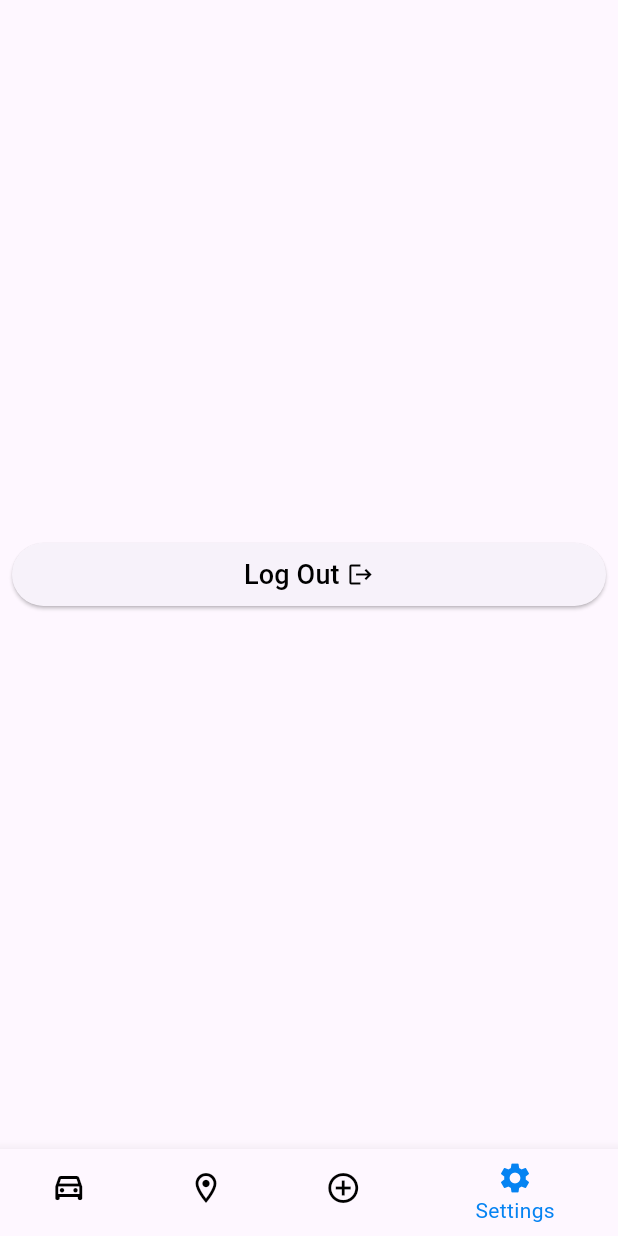
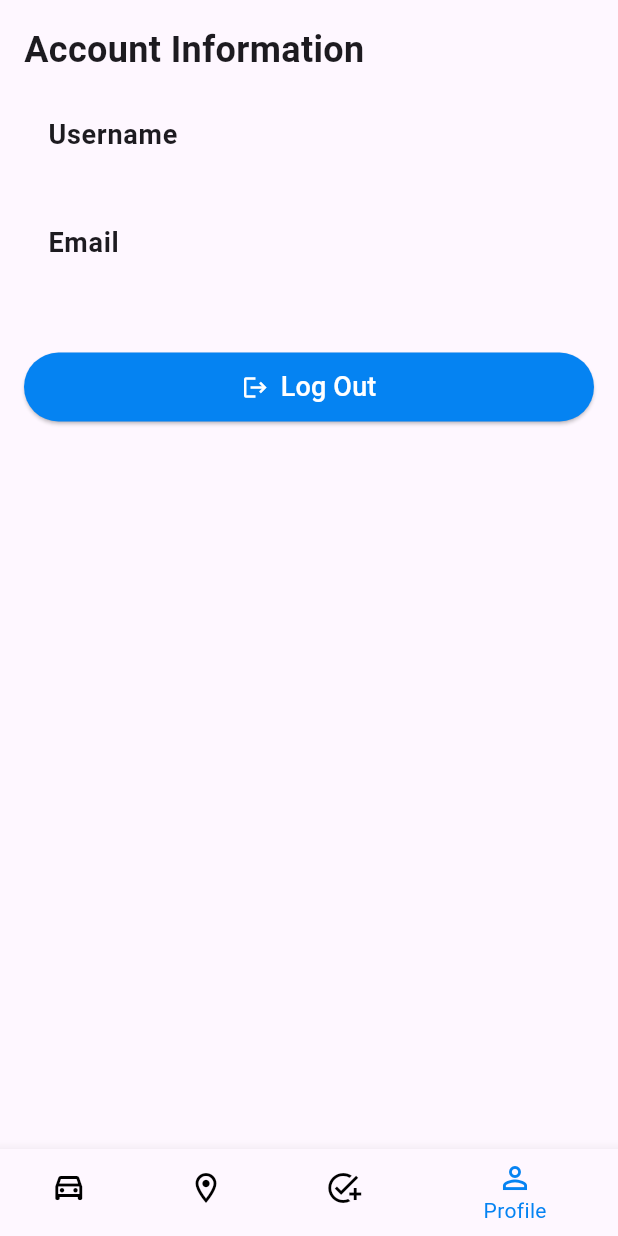
Before and after one commit to MohamedAly002/sleepy-detection, a Flutter app: the screen it shows once a user with an empty profile is signed in, item 4 of the bottom bar chosen, on a phone screen of 412 x 824 dp. Run offline on Flutter 3.47's test engine with Material 3 defaults, Android fonts, the phone set to English and light mode, and no system bars; our stand-ins replace camera, cloud_firestore, email_validator, firebase_auth, firebase_core, flutter_slidable and 5 more; missing offline and left inert: flutter_calendar_week, flutter_polyline_points, flutter_ringtone_player, tflite_v2; accounts and stored records are empty.

```diff
--- a/lib/Widgets/Home/home_screen.dart
+++ b/lib/Widgets/Home/home_screen.dart
@@ -1,6 +1,6 @@
 import 'package:driver_drowsiness_alert/Widgets/Drowsiness_Detection/drowsiness_detection.dart';
 import 'package:driver_drowsiness_alert/Widgets/Map/Location_Map.dart';
-import 'package:driver_drowsiness_alert/Widgets/Settings/settings.dart';
+import 'package:driver_drowsiness_alert/Widgets/Profile/profile_screen.dart';
 import 'package:driver_drowsiness_alert/Widgets/ToDo/todo_screen.dart';
 import 'package:flutter/material.dart';
 
@@ -28,12 +28,12 @@ class _HomeScreenState extends State<HomeScreen> {
               label: 'location',
             ),
             BottomNavigationBarItem(
-              icon: Icon(Icons.add_circle_outline),
-              label: 'Task',
+              icon: Icon(Icons.add_task_outlined),
+              label: 'ToDo',
             ),
             BottomNavigationBarItem(
-              icon: Icon(Icons.settings),
-              label: 'Settings',
+              icon: Icon(Icons.person_outline),
+              label: 'Profile',
             ),
           ],
           currentIndex: selected_index,
@@ -51,6 +51,6 @@ class _HomeScreenState extends State<HomeScreen> {
       ),
     );
   }
-  List<Widget>Tabs=[DrowsinessDetection(),LocationMap(),ToDoScreen(),Settings()];
+  List<Widget>Tabs=[DrowsinessDetection(),LocationMap(),ToDoScreen(),ProfileScreen()];
 
 }
--- /dev/null
+++ b/lib/Widgets/Profile/profile_screen.dart
@@ -0,0 +1,111 @@
+import 'package:cloud_firestore/cloud_firestore.dart';
+import 'package:firebase_auth/firebase_auth.dart';
+import 'package:flutter/cupertino.dart';
+import 'package:flutter/material.dart';
+
+class ProfileScreen extends StatefulWidget {
+  const ProfileScreen({Key? key}) : super(key: key);
+  static const String routeName = 'ProfileScreen';
+
+  @override
+  State<ProfileScreen> createState() => _ProfileScreenState();
+}
+
+class _ProfileScreenState extends State<ProfileScreen> {
+  late User? currentUser;
+  String? username;
+  String? email;
+
+  @override
+  void initState() {
+    super.initState();
+    // Retrieve current user
+    currentUser = FirebaseAuth.instance.currentUser;
+    // Fetch additional user data from Firestore
+    fetchUserData();
+  }
+
+  Future<void> fetchUserData() async {
+    if (currentUser != null) {
+      // Fetch user document from Firestore
+      DocumentSnapshot<Map<String, dynamic>> userDoc = await FirebaseFirestore
+          .instance
+          .collection('users')
+          .doc(currentUser!.uid)
+          .get();
+
+      // Update username and email
+      setState(() {
+        username = userDoc['username'];
+        email = currentUser!.email;
+      });
+    }
+  }
+
+  @override
+  Widget build(BuildContext context) {
+    return SafeArea(
+      child: Scaffold(
+        body: Padding(
+          padding: const EdgeInsets.all(16.0),
+          child: Column(
+            crossAxisAlignment: CrossAxisAlignment.start,
+            children: [
+              Text(
+                'Account Information',
+                style: TextStyle(fontSize: 24, fontWeight: FontWeight.bold),
+              ),
+              SizedBox(height: 16),
+              ListTile(
+                title: Text(
+                  'Username',
+                  style: TextStyle(fontSize: 18,fontWeight: FontWeight.bold),
+                ),
+                subtitle: Text(
+                  username ?? 'Loading...',
+                  style: TextStyle(fontSize: 16,color: Color(0xFF0583F2)),
+                ),
+              ),
+              ListTile(
+                title: Text(
+                  'Email',
+                  style: TextStyle(fontSize: 18,fontWeight: FontWeight.bold),
+                ),
+                subtitle: Text(
+                  email ?? 'Loading...',
+                  style: TextStyle(fontSize: 16,color: Color(0xFF0583F2)),
+                ),
+              ),
+              SizedBox(height: 24),
+              Row(
+                children: [
+                  Expanded(
+                    child: ElevatedButton.icon(
+                      style: ButtonStyle(
+                          backgroundColor:
+                              MaterialStatePropertyAll(Color(0xFF0583F2)),
+                          padding:
+                              MaterialStatePropertyAll(EdgeInsets.all(10))),
+                      onPressed: () async {
+                        await FirebaseAuth.instance.signOut();
+                        Navigator.pop(context);
+                      },
+                      icon: Icon(
+                        Icons.logout,
+                        color: Colors.white,
+                      ),
+                      label: Text(
+                        'Log Out',
+                        style: TextStyle(fontSize: 18, color: Colors.white),
+                      ),
+                    ),
+                  ),
+                ],
+              ),
+            ],
+          ),
+        ),
+      ),
+    );
+  }
+}
--- a/lib/Widgets/Settings/settings.dart
+++ /dev/null
@@ -1,44 +0,0 @@
-import 'package:firebase_auth/firebase_auth.dart';
-import 'package:flutter/material.dart';
-import 'package:quickalert/quickalert.dart';
-
-class Settings extends StatefulWidget {
-  const Settings({Key? key}) : super(key: key);
-  static const String routeName = 'Settings';
-
-  @override
-  State<Settings> createState() => _SettingsState();
-}
-
-class _SettingsState extends State<Settings> {
-  @override
-  Widget build(BuildContext context) {
-    return Scaffold(
-      body: Column(
-        mainAxisAlignment: MainAxisAlignment.center,
-        children: [
-          Padding(
-            padding: const EdgeInsets.all(8.0),
-            child: ElevatedButton(onPressed: ()async{
-              await FirebaseAuth.instance.signOut();
-              Navigator.pop(context);
-
-            },
-                child: Padding(
-                  padding: const EdgeInsets.all(8.0),
-                  child: Row(
-                    mainAxisAlignment: MainAxisAlignment.center,
-                    children: [
-                      Text('Log Out',style: TextStyle(color:Colors.black,fontSize: 18),),
-                      SizedBox(width: 5,),
-                      Icon(Icons.logout,color: Colors.black,)
-                    ],
-                  ),
-                )
-            ),
-          ),
-        ],
-      )
-    );
-  }
-}
--- a/lib/Widgets/ToDo/todo_screen.dart
+++ b/lib/Widgets/ToDo/todo_screen.dart
@@ -36,7 +36,7 @@ class _ToDoScreenState extends State<ToDoScreen> {
             return ShowAddTaskBottomSheet();
           },
           backgroundColor: Colors.white,
-          child: Icon(Icons.add),
+          child: Icon(Icons.add,color: Colors.redAccent),
           shape: StadiumBorder(
             side: BorderSide(width: 5, color: Color(0xFF0583F2)),
           ),
--- a/lib/main.dart
+++ b/lib/main.dart
@@ -1,7 +1,7 @@
 import 'package:driver_drowsiness_alert/Widgets/Drowsiness_Detection/drowsiness_detection.dart';
 import 'package:driver_drowsiness_alert/Widgets/Home/home_screen.dart';
 import 'package:driver_drowsiness_alert/Widgets/Map/Location_Map.dart';
-import 'package:driver_drowsiness_alert/Widgets/Settings/settings.dart';
+import 'package:driver_drowsiness_alert/Widgets/Profile/profile_screen.dart';
 import 'package:driver_drowsiness_alert/Widgets/Sign%20Up/sign_up.dart';
 import 'package:driver_drowsiness_alert/Widgets/Sign%20in/forget_passward.dart';
 import 'package:driver_drowsiness_alert/Widgets/Sign%20in/sign_in.dart';
@@ -26,7 +26,7 @@ class MyApp extends StatelessWidget {
   Widget build(BuildContext context) {
     return MaterialApp(
       debugShowCheckedModeBanner: false,
-      title: 'Driver Drowsiness Alert',
+      title: 'Sleepy Detection',
       theme: ThemeData(
         primaryColor: Color(0xFF0583F2)
       ),
@@ -35,7 +35,7 @@ class MyApp extends StatelessWidget {
         HomeScreen.routeName: (_) => HomeScreen(),
         DrowsinessDetection.routeName: (_) => DrowsinessDetection(),
         LocationMap.routeName: (_) => LocationMap(),
-        Settings.routeName: (_) => Settings(),
+        ProfileScreen.routeName: (_) => ProfileScreen(),
         ToDoScreen.routeName: (_) => ToDoScreen(),
         LiveCameraDetection.routeName: (_) => LiveCameraDetection(),
         SignInScreen.routeName: (_) => SignInScreen(),
--- a/lib/utils/Location Services/map_services.dart
+++ b/lib/utils/Location Services/map_services.dart
@@ -1,5 +1,4 @@
 import 'dart:math';
-
 import 'package:driver_drowsiness_alert/Api%20models/location_info/lat_lng.dart';
 import 'package:driver_drowsiness_alert/Api%20models/location_info/location.dart';
 import 'package:driver_drowsiness_alert/Api%20models/location_info/location_info.dart';
```
Also changed, not shown: lib/Widgets/Sign in/sign_in.dart (+63 -2 lines).
